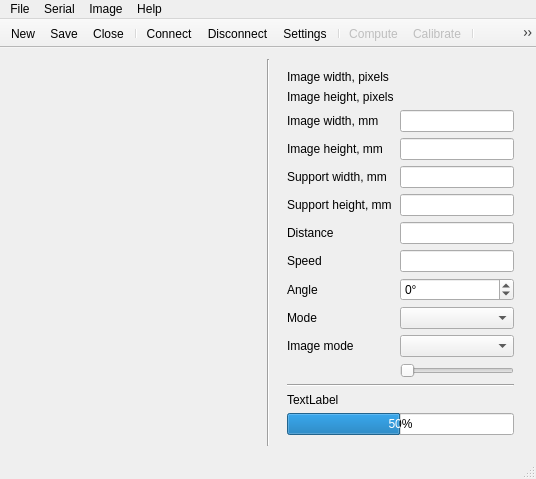
Before: the Qt Designer form projecteurlaser.ui in troisiemetype/c-projecteur-laser, drawn with Qt 5.
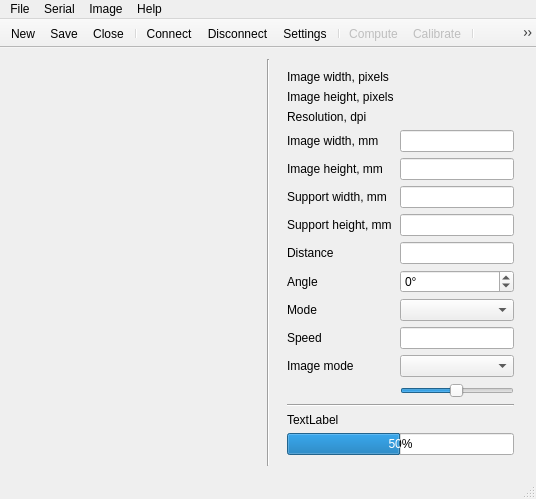
After: the same form once the commit is applied.

Commit message: Modified computeimage: Added mode sending, index and getDpi function. Modified image: Added a getter for black and white steps. Modified porjecteurlaser: added a enable sends function that activate or deactivate both send buttons. Added update of DPI. Speed field is now show or hidden by mode. Modified GUI: Added a resolution line. Modified serialconfig: Modified getvalue method. Modified serial: now reads baudrate from the .ini file.

Diff of the .ui file:
```diff
--- a/projecteurlaser.ui
+++ b/projecteurlaser.ui
@@ -7,7 +7,7 @@
     <x>0</x>
     <y>0</y>
     <width>536</width>
-    <height>479</height>
+    <height>499</height>
    </rect>
   </property>
   <property name="windowTitle">
@@ -65,6 +65,13 @@
            </property>
           </widget>
          </item>
+         <item row="0" column="1">
+          <widget class="QLabel" name="widthPixelsLabelEdit">
+           <property name="text">
+            <string/>
+           </property>
+          </widget>
+         </item>
          <item row="1" column="0">
           <widget class="QLabel" name="heightPixelsLabel">
            <property name="text">
@@ -72,34 +79,61 @@
            </property>
           </widget>
          </item>
-         <item row="2" column="0">
+         <item row="1" column="1">
+          <widget class="QLabel" name="heightPixelsLabelEdit">
+           <property name="text">
+            <string/>
+           </property>
+          </widget>
+         </item>
+         <item row="3" column="0">
           <widget class="QLabel" name="widthMmLabel">
            <property name="text">
             <string>Image width, mm</string>
            </property>
           </widget>
          </item>
-         <item row="2" column="1">
+         <item row="3" column="1">
           <widget class="QLineEdit" name="widthMmLineEdit"/>
          </item>
-         <item row="3" column="0">
+         <item row="4" column="0">
           <widget class="QLabel" name="heightMmLabel">
            <property name="text">
             <string>Image height, mm</string>
            </property>
           </widget>
          </item>
-         <item row="3" column="1">
+         <item row="4" column="1">
           <widget class="QLineEdit" name="heightMmLineEdit"/>
          </item>
+         <item row="5" column="0">
+          <widget class="QLabel" name="supportWidthLabel">
+           <property name="text">
+            <string>Support width, mm</string>
+           </property>
+          </widget>
+         </item>
+         <item row="5" column="1">
+          <widget class="QLineEdit" name="supportWidthLineEdit"/>
+         </item>
          <item row="6" column="0">
+          <widget class="QLabel" name="supportHeightLabel">
+           <property name="text">
+            <string>Support height, mm</string>
+           </property>
+          </widget>
+         </item>
+         <item row="6" column="1">
+          <widget class="QLineEdit" name="supportHeightLineEdit"/>
+         </item>
+         <item row="7" column="0">
           <widget class="QLabel" name="distanceLabel">
            <property name="text">
             <string>Distance</string>
            </property>
           </widget>
          </item>
-         <item row="6" column="1">
+         <item row="7" column="1">
           <widget class="QLineEdit" name="distanceLineEdit">
            <property name="minimumSize">
             <size>
@@ -115,64 +149,6 @@
            </property>
           </widget>
          </item>
-         <item row="4" column="0">
-          <widget class="QLabel" name="supportWidthLabel">
-           <property name="text">
-            <string>Support width, mm</string>
-           </property>
-          </widget>
-         </item>
-         <item row="5" column="0">
-          <widget class="QLabel" name="supportHeightLabel">
-           <property name="text">
-            <string>Support height, mm</string>
-           </property>
-          </widget>
-         </item>
-         <item row="4" column="1">
-          <widget class="QLineEdit" name="supportWidthLineEdit"/>
-         </item>
-         <item row="5" column="1">
-          <widget class="QLineEdit" name="supportHeightLineEdit"/>
-         </item>
-         <item row="0" column="1">
-          <widget class="QLabel" name="widthPixelsLabelEdit">
-           <property name="text">
-            <string/>
-           </property>
-          </widget>
-         </item>
-         <item row="1" column="1">
-          <widget class="QLabel" name="heightPixelsLabelEdit">
-           <property name="text">
-            <string/>
-           </property>
-          </widget>
-         </item>
-         <item row="10" column="0">
-          <widget class="QLabel" name="imageModeLabel">
-           <property name="text">
-            <string>Image mode</string>
-           </property>
-          </widget>
-         </item>
-         <item row="7" column="0">
-          <widget class="QLabel" name="speedLabel">
-           <property name="text">
-            <string>Speed</string>
-           </property>
-          </widget>
-         </item>
-         <item row="7" column="1">
-          <widget class="QLineEdit" name="speedLineEdit"/>
-         </item>
-         <item row="8" column="0">
-          <widget class="QLabel" name="angleLabel">
-           <property name="text">
-            <string>Angle</string>
-           </property>
-          </widget>
-         </item>
          <item row="8" column="1">
           <widget class="QSpinBox" name="angleSpinBox">
            <property name="accelerated">
@@ -192,6 +168,16 @@
            </property>
           </widget>
          </item>
+         <item row="8" column="0">
+          <widget class="QLabel" name="angleLabel">
+           <property name="text">
+            <string>Angle</string>
+           </property>
+          </widget>
+         </item>
+         <item row="9" column="1">
+          <widget class="QComboBox" name="modeComboBox"/>
+         </item>
          <item row="9" column="0">
           <widget class="QLabel" name="modeLabel">
            <property name="text">
@@ -199,22 +185,53 @@
            </property>
           </widget>
          </item>
-         <item row="9" column="1">
-          <widget class="QComboBox" name="modeComboBox"/>
-         </item>
          <item row="10" column="1">
-          <widget class="QComboBox" name="imageModeComboBox"/>
+          <widget class="QLineEdit" name="speedLineEdit"/>
+         </item>
+         <item row="10" column="0">
+          <widget class="QLabel" name="speedLabel">
+           <property name="text">
+            <string>Speed</string>
+           </property>
+          </widget>
          </item>
          <item row="11" column="1">
+          <widget class="QComboBox" name="imageModeComboBox"/>
+         </item>
+         <item row="11" column="0">
+          <widget class="QLabel" name="imageModeLabel">
+           <property name="text">
+            <string>Image mode</string>
+           </property>
+          </widget>
+         </item>
+         <item row="12" column="1">
           <widget class="QSlider" name="stepSlider">
            <property name="maximum">
             <number>255</number>
            </property>
+           <property name="value">
+            <number>127</number>
+           </property>
            <property name="orientation">
             <enum>Qt::Horizontal</enum>
            </property>
           </widget>
          </item>
+         <item row="2" column="0">
+          <widget class="QLabel" name="resolutionLabel">
+           <property name="text">
+            <string>Resolution, dpi</string>
+           </property>
+          </widget>
+         </item>
+         <item row="2" column="1">
+          <widget class="QLabel" name="resolutionLabelEdit">
+           <property name="text">
+            <string/>
+           </property>
+          </widget>
+         </item>
         </layout>
        </item>
        <item>
```
The commit also changes 9 other files.
